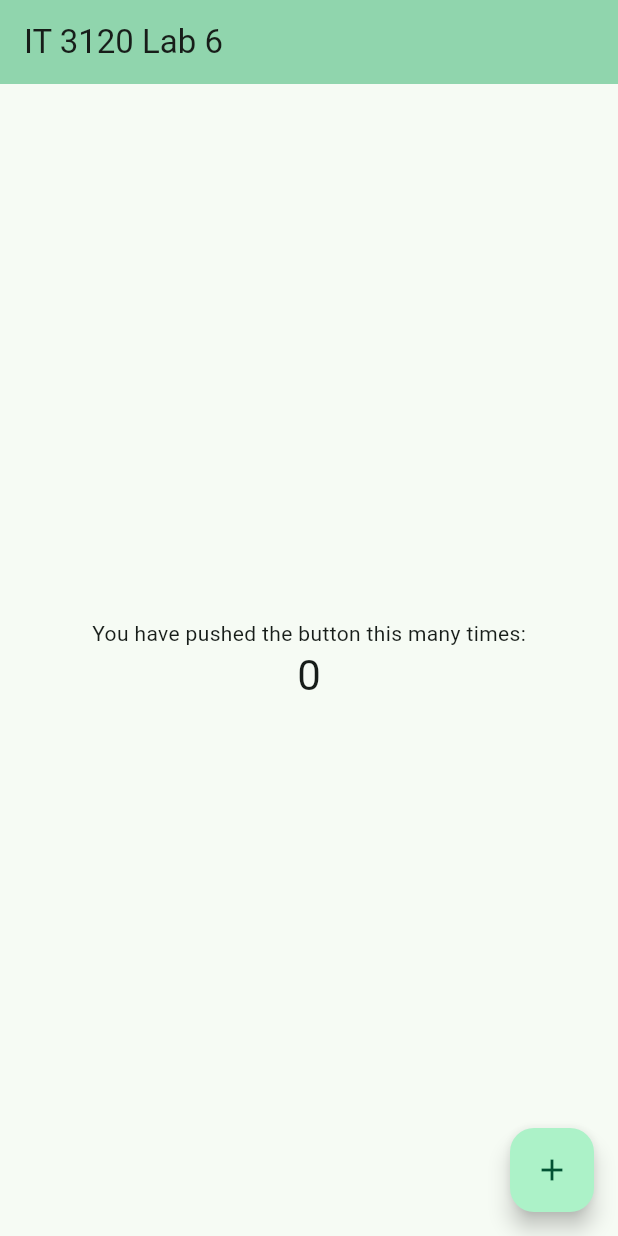
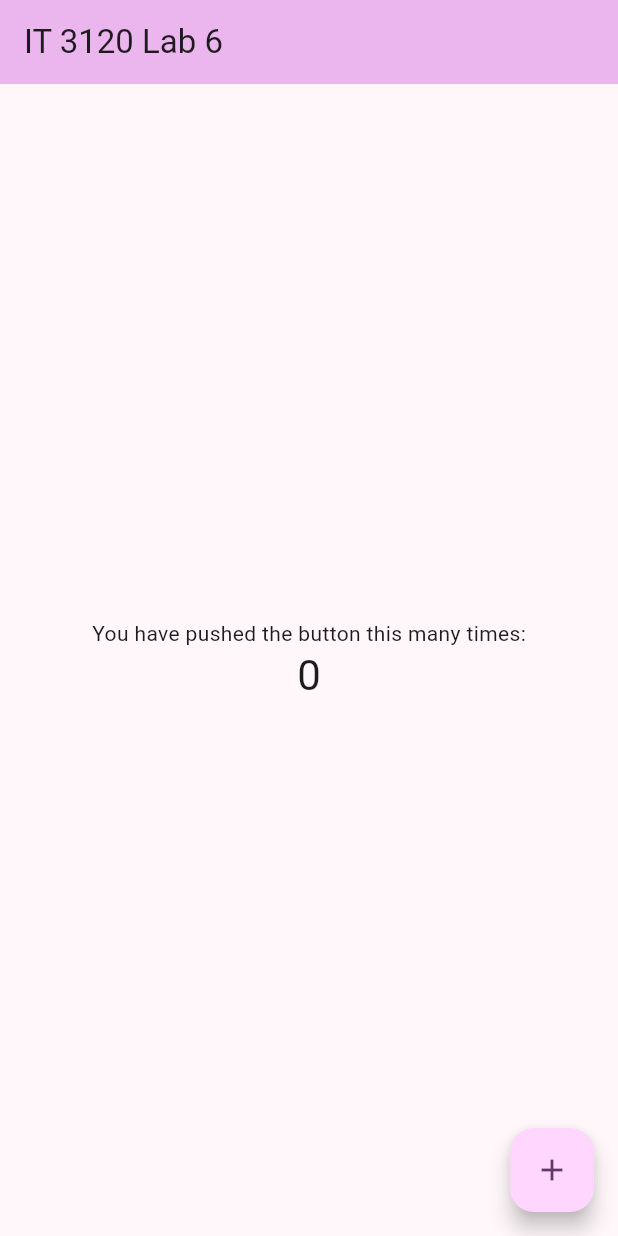
Before and after one commit to hotdogwithcheese/it3120-lab6, a Flutter app: the screen it shows after launch, on a phone screen of 412 x 824 dp. Run offline on Flutter 3.47's test engine with Material 3 defaults, Android fonts, the phone set to English and light mode, and no system bars.

Commit message:
Changing Color to Purple

```diff
--- a/lib/main.dart
+++ b/lib/main.dart
@@ -28,7 +28,7 @@ class MyApp extends StatelessWidget {
         //
         // This works for code too, not just values: Most code changes can be
         // tested with just a hot reload.
-        colorScheme: ColorScheme.fromSeed(seedColor: Colors.greenAccent),
+        colorScheme: ColorScheme.fromSeed(seedColor: Colors.purple),
       ),
       home: const MyHomePage(title: 'IT 3120 Lab 6'),
     );
```
